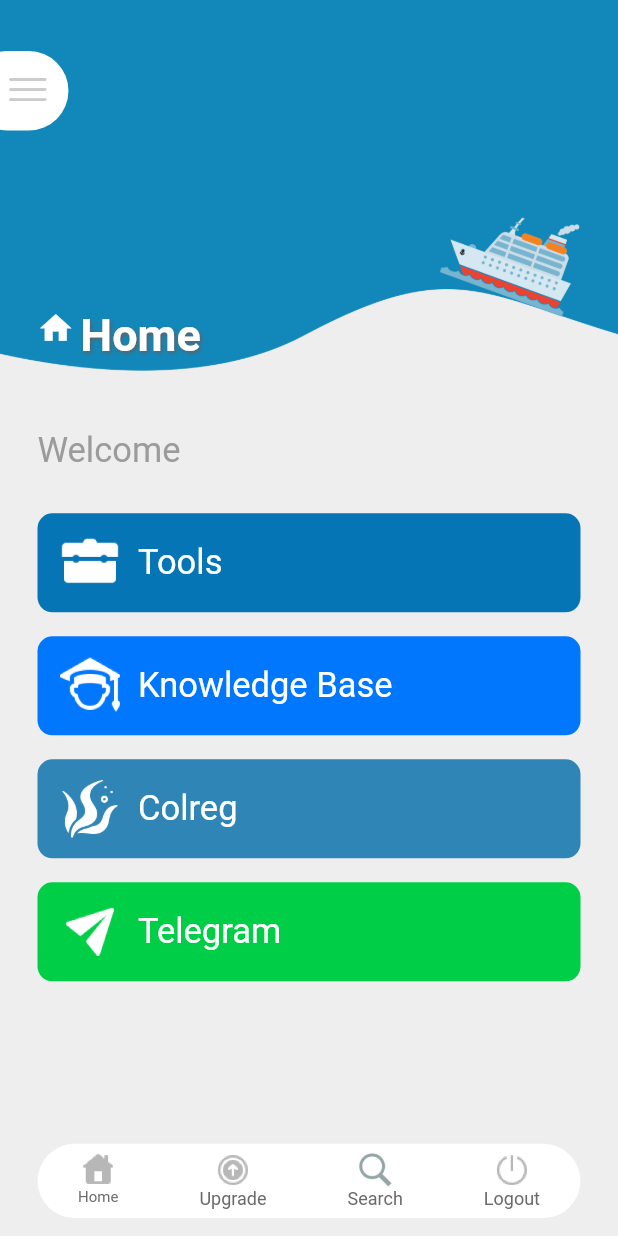
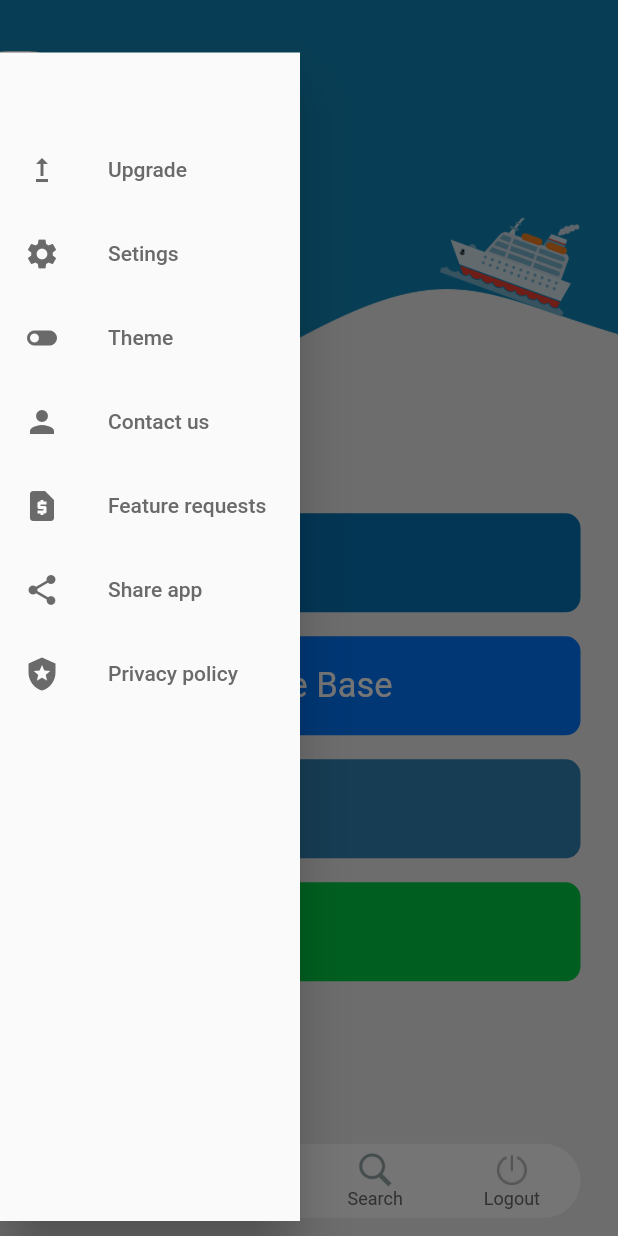
Before and after one commit to Daham2000/iMariners-fe-ind, a Flutter app: the HomePage screen opened directly, with the side drawer open (before the commit the screen has no drawer), on a phone screen of 412 x 824 dp. Run offline on Flutter 3.47's test engine with Material 2 defaults, Android fonts, the phone set to English and light mode, and no system bars; our stand-ins replace cached_network_image, connectivity_plus, expandable, flutter_bloc, flutter_datetime_picker, flutter_html and 3 more; missing offline and left inert: platform_device_id; accounts and stored records are empty; network calls fail.

```diff
--- a/lib/home_page/home_page_view.dart
+++ b/lib/home_page/home_page_view.dart
@@ -29,6 +29,7 @@ class _HomePageState extends State<HomePage> {
   final Connectivity _connectivity = Connectivity();
   late StreamSubscription<ConnectivityResult> _connectivitySubscription;
   late CounterCubit counterCubit;
+  final GlobalKey<ScaffoldState> _key = GlobalKey(); // Create a key
 
   @override
   void initState() {
@@ -49,9 +50,15 @@ class _HomePageState extends State<HomePage> {
     }
   }
 
+  void openDrawer() {
+    _key.currentState!.openDrawer();
+  }
+
   @override
   Widget build(BuildContext context) {
     return Scaffold(
+      key: _key,
+      drawer: const DrawerApp(),
       body: BlocBuilder<CounterCubit, CounterState>(
         buildWhen: (pre, current) =>
             pre.count != current.count ||
@@ -62,9 +69,10 @@ class _HomePageState extends State<HomePage> {
             child: Column(
               crossAxisAlignment: CrossAxisAlignment.start,
               children: [
-                const AppBarCurve(
+                AppBarCurve(
                   text: "Home",
                   isContent: false,
+                  openDrawer: openDrawer,
                 ),
                 const SizedBox(
                   height: 40,
@@ -147,22 +155,22 @@ class _HomePageState extends State<HomePage> {
                       ),
                       InkWell(
                         onTap: () {
-                          if(state.isOffline){
-                            final double fontSize = MediaQuery.of(context).textScaleFactor;
+                          if (state.isOffline) {
+                            final double fontSize =
+                                MediaQuery.of(context).textScaleFactor;
                             ScaffoldMessenger.of(context)
                                 .showSnackBar(SnackBarFactory().getSnackBar(
                               isFail: false,
                               title: "Your are offline",
                               fontSize: fontSize,
                             ));
-                          }else{
+                          } else {
                             Future.microtask(() => Navigator.push(
-                              context,
-                              MaterialPageRoute(
-                                  builder: (context) => TelegramView()),
-                            ));
+                                  context,
+                                  MaterialPageRoute(
+                                      builder: (context) => TelegramView()),
+                                ));
                           }
-
                         },
                         child: const CustomHomeButton(
                             i: 4, path: "assets/e.png", text: "Telegram"),
--- a/lib/widgets/app_bar_curve.dart
+++ b/lib/widgets/app_bar_curve.dart
@@ -2,11 +2,18 @@ import 'package:flutter/material.dart';
 import 'package:flutter_svg/flutter_svg.dart';
 import 'package:google_fonts/google_fonts.dart';
 
+import '../theme/colors.dart';
+
 class AppBarCurve extends StatefulWidget {
   final String text;
   final bool isContent;
+  final VoidCallback openDrawer;
 
-  const AppBarCurve({Key? key, required this.text, required this.isContent})
+  const AppBarCurve(
+      {Key? key,
+      required this.text,
+      required this.isContent,
+      required this.openDrawer})
       : super(key: key);
 
   @override
@@ -40,7 +47,9 @@ class _AppBarCurveState extends State<AppBarCurve> {
           top: MediaQuery.of(context).size.height * 0.055,
           left: MediaQuery.of(context).size.width * 0.01,
           child: InkWell(
-            onTap: () {},
+            onTap: () {
+              widget.openDrawer();
+            },
             child: Container(
                 width: MediaQuery.of(context).size.width * 0.07,
                 child: Image.asset("assets/menu.png")),
@@ -129,7 +138,11 @@ class _AppBarCurveState extends State<AppBarCurve> {
                   : widget.text,
               overflow: TextOverflow.clip,
               style: GoogleFonts.roboto(
-                fontSize: widget.text == "Knowledge Base" ? 24 : widget.isContent ? 23 : 30,
+                fontSize: widget.text == "Knowledge Base"
+                    ? 24
+                    : widget.isContent
+                        ? 23
+                        : 30,
                 shadows: <Shadow>[
                   const Shadow(
                     offset: Offset(1.0, 1.0),
@@ -147,3 +160,116 @@ class _AppBarCurveState extends State<AppBarCurve> {
     );
   }
 }
+
+class DrawerApp extends StatelessWidget {
+  const DrawerApp({Key? key}) : super(key: key);
+
+  @override
+  Widget build(BuildContext context) {
+    return Padding(
+      padding: const EdgeInsets.only(top: 35, bottom: 10),
+      child: Drawer(
+        width: 200,
+        child: ListView(
+          padding: EdgeInsets.zero,
+          children: <Widget>[
+            SizedBox(
+              height: 50,
+            ),
+            ListTile(
+              title: Text(
+                'Upgrade',
+                overflow: TextOverflow.clip,
+                style: GoogleFonts.roboto(
+                    color: ThemeColors.BACKGROUD_COLOR_BOTTOM),
+              ),
+              leading: Icon(
+                Icons.upgrade_outlined,
+                color: ThemeColors.BACKGROUD_COLOR_BOTTOM,
+              ),
+              onTap: () {},
+            ),
+            ListTile(
+              title: Text(
+                'Setings',
+                overflow: TextOverflow.clip,
+                style: GoogleFonts.roboto(
+                    color: ThemeColors.BACKGROUD_COLOR_BOTTOM),
+              ),
+              leading: Icon(
+                Icons.settings,
+                color: ThemeColors.BACKGROUD_COLOR_BOTTOM,
+              ),
+              onTap: () {},
+            ),
+            ListTile(
+              title: Text(
+                'Theme',
+                overflow: TextOverflow.clip,
+                style: GoogleFonts.roboto(
+                    color: ThemeColors.BACKGROUD_COLOR_BOTTOM),
+              ),
+              leading: Icon(
+                Icons.toggle_off,
+                color: ThemeColors.BACKGROUD_COLOR_BOTTOM,
+              ),
+              onTap: () {},
+            ),
+            ListTile(
+              title: Text(
+                'Contact us',
+                overflow: TextOverflow.clip,
+                style: GoogleFonts.roboto(
+                    color: ThemeColors.BACKGROUD_COLOR_BOTTOM),
+              ),
+              leading: Icon(
+                Icons.person,
+                color: ThemeColors.BACKGROUD_COLOR_BOTTOM,
+              ),
+              onTap: () {},
+            ),
+            ListTile(
+              title: Text(
+                'Feature requests',
+                overflow: TextOverflow.clip,
+                style: GoogleFonts.roboto(
+                    color: ThemeColors.BACKGROUD_COLOR_BOTTOM),
+              ),
+              leading: Icon(
+                Icons.request_page,
+                color: ThemeColors.BACKGROUD_COLOR_BOTTOM,
+              ),
+              onTap: () {},
+            ),
+            ListTile(
+              title: Text(
+                'Share app',
+                overflow: TextOverflow.clip,
+                style: GoogleFonts.roboto(
+                    color: ThemeColors.BACKGROUD_COLOR_BOTTOM),
+              ),
+              leading: Icon(
+                Icons.share,
+                color: ThemeColors.BACKGROUD_COLOR_BOTTOM,
+              ),
+              onTap: () {},
+            ),
+            ListTile(
+              title: Text(
+                'Privacy policy',
+                overflow: TextOverflow.clip,
+                style: GoogleFonts.roboto(
+                    color: ThemeColors.BACKGROUD_COLOR_BOTTOM),
+              ),
+              leading: Icon(
+                Icons.local_police_sharp,
+                color: ThemeColors.BACKGROUD_COLOR_BOTTOM,
+              ),
+              onTap: () {},
+            ),
+          ],
+        ),
+      ),
+    );
+  }
+}
```
Also changed, not shown: lib/knowlage_base_page/content_expand_view.dart (+8 -0 lines), lib/knowlage_base_page/content_view.dart (+7 -0 lines), lib/knowlage_base_page/knowlage_base_view.dart (+11 -1 lines), lib/login_page/login_view.dart (+6 -1 lines), lib/register_page/register_page_ui.dart (+7 -1 lines), lib/telegram_view/telegram_view.dart (+18 -2 lines), lib/tools_view/tools_view.dart (+9 -2 lines).
